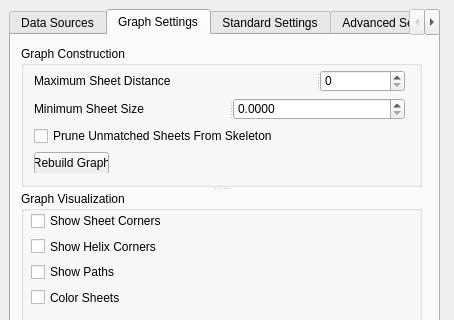
This is Gorgon/src_ui/ui_dialog_sse_helix_correspondence_finder.ui in GorgonCryoEM/Gorgon as Qt 5 draws it before an edit; both pictures show x 0 to 454 and y 0 to 320 of the 454 by 567 pixel window. The edited form follows.
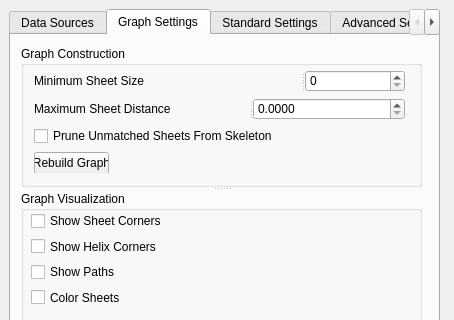
This is the edited form.

Commit message: Fixing typos in skeleton creation parameter names

What changed in the file:
```diff
--- a/Gorgon/src_ui/ui_dialog_sse_helix_correspondence_finder.ui
+++ b/Gorgon/src_ui/ui_dialog_sse_helix_correspondence_finder.ui
@@ -250,7 +250,7 @@
        <property name="title" >
         <string>Graph Construction</string>
        </property>
-       <widget class="QWidget" name="" >
+       <widget class="QWidget" name="layoutWidget" >
         <property name="geometry" >
          <rect>
           <x>13</x>
@@ -276,7 +276,7 @@
              <string>The maximum euclidean distance between possibly connected helices even if they are not connected in the skeleton</string>
             </property>
             <property name="text" >
-             <string>Maximum Sheet Distance</string>
+             <string>Minimum Sheet Size</string>
             </property>
            </widget>
            <widget class="QSpinBox" name="spinBoxMaxSheetDistance" />
@@ -298,7 +298,7 @@
              <string>The maximum euclidean distance between possibly connected helices even if they are not connected in the skeleton</string>
             </property>
             <property name="text" >
-             <string>Minimum Sheet Size</string>
+             <string>Maximum Sheet Distance</string>
             </property>
            </widget>
            <widget class="QDoubleSpinBox" name="doubleSpinBoxMinSheetSize" >
```
Left out of the diff: 12 changed lines with no effect on the pictures.
